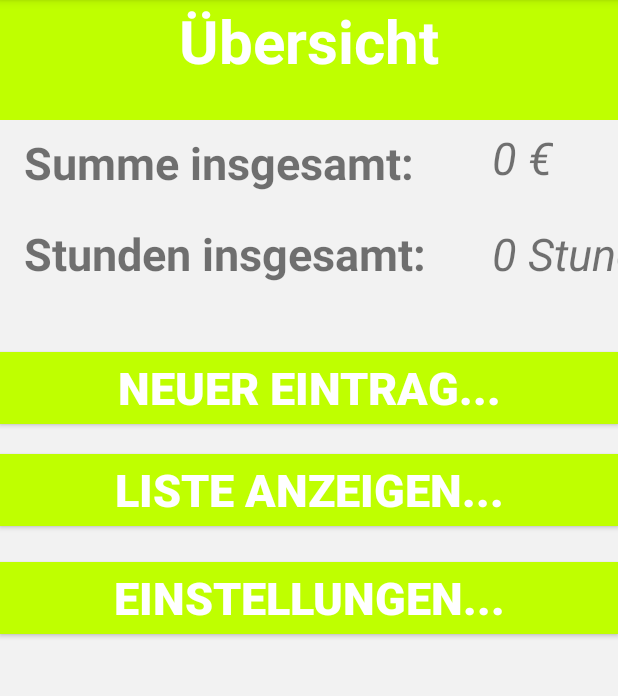
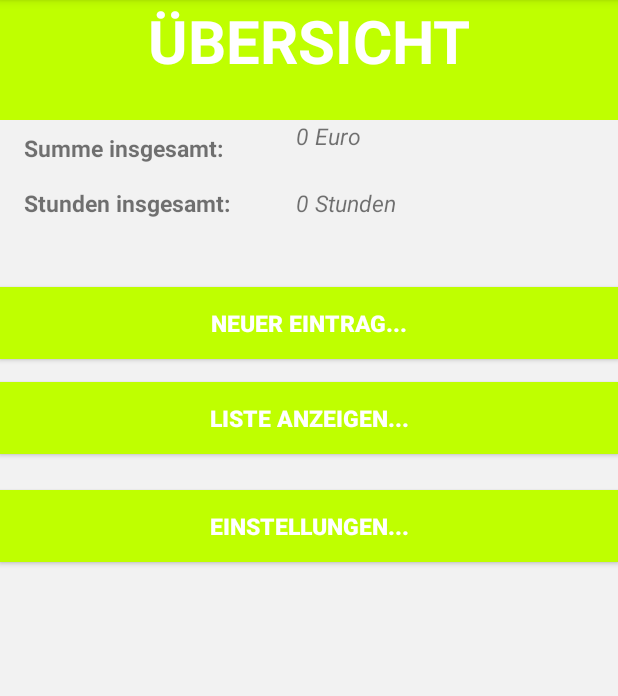
Before and after one commit to DLars/AbrechnungTrainerstunden, an Android app: the screen it shows after launch (MainActivity), on a phone screen of 412 x 824 dp, the part 84-780 px from its top. Run offline under Robolectric (Android 15) with nearby library versions, the phone set to English and light mode, and no system bars; our stand-ins replace Firebase (no records; nobody signed in at launch, a user with empty details on screens opened directly).

```diff
--- a/app/src/main/java/abrechnung/larsd/de/abrechnungtrainerstunden/MainActivity.java
+++ b/app/src/main/java/abrechnung/larsd/de/abrechnungtrainerstunden/MainActivity.java
@@ -10,6 +10,7 @@ import android.widget.Button;
 import android.widget.TextView;
 import android.widget.Toast;
 
+import com.google.firebase.FirebaseApiNotAvailableException;
 import com.google.firebase.database.DataSnapshot;
 import com.google.firebase.database.DatabaseError;
 import com.google.firebase.database.DatabaseReference;
@@ -27,6 +28,7 @@ public class MainActivity extends AppCompatActivity {
     protected void onCreate(Bundle savedInstanceState) {
         super.onCreate(savedInstanceState);
         setContentView(R.layout.activity_main);
+        initalisiere();
     }
 
     public void initalisiere() {
@@ -68,4 +70,6 @@ public class MainActivity extends AppCompatActivity {
         tv_stunden.setText(pref.getString("Stunden", "0 Stunden"));
         tv_summe.setText(pref.getString("Summe", "0 Euro"));
     }
+
+
 }
--- a/app/src/main/res/layout/activity_main.xml
+++ b/app/src/main/res/layout/activity_main.xml
@@ -19,14 +19,14 @@
             android:layout_width="match_parent"
             android:layout_height="80dp"
             android:background="@color/titelbg"
-            android:text="Übersicht"
+            android:text="ÜBERSICHT"
             android:textAlignment="center"
             android:textColor="@color/white"
             android:textSize="40dp"
             android:textStyle="bold"
-            app:layout_constraintTop_toTopOf="parent"
+            app:layout_constraintLeft_toLeftOf="parent"
             app:layout_constraintStart_toStartOf="parent"
-            app:layout_constraintLeft_toLeftOf="parent" />
+            app:layout_constraintTop_toTopOf="parent" />
 
         <TextView
             android:id="@+id/textView3"
@@ -36,7 +36,7 @@
             android:layout_marginStart="16dp"
             android:layout_marginTop="8dp"
             android:text="Summe insgesamt:"
-            android:textSize="30dp"
+            android:textSize="15dp"
             android:textStyle="bold"
             app:layout_constraintLeft_toLeftOf="parent"
             app:layout_constraintStart_toStartOf="parent"
@@ -46,9 +46,9 @@
             android:id="@+id/textView4"
             android:layout_width="wrap_content"
             android:layout_height="wrap_content"
-            android:layout_marginTop="20dp"
+            android:layout_marginTop="15dp"
             android:text="Stunden insgesamt:"
-            android:textSize="30dp"
+            android:textSize="15dp"
             android:textStyle="bold"
             app:layout_constraintLeft_toLeftOf="@+id/textView3"
             app:layout_constraintStart_toStartOf="@+id/textView3"
@@ -61,7 +61,7 @@
             android:layout_marginLeft="44dp"
             android:layout_marginStart="44dp"
             android:text="0 €"
-            android:textSize="30dp"
+            android:textSize="15dp"
             android:textStyle="italic"
             app:layout_constraintLeft_toRightOf="@+id/textView4"
             app:layout_constraintStart_toEndOf="@+id/textView4"
@@ -73,7 +73,7 @@
             android:layout_width="133dp"
             android:layout_height="48dp"
             android:text="0 Stunden"
-            android:textSize="30dp"
+            android:textSize="15dp"
             android:textStyle="italic"
             app:layout_constraintBaseline_toBaselineOf="@+id/textView4"
             app:layout_constraintBottom_toBottomOf="@+id/textView4"
@@ -88,7 +88,7 @@
             android:background="@color/titelbg"
             android:text="Einstellungen..."
             android:textColor="@color/white"
-            android:textSize="30dp"
+            android:textSize="15dp"
             android:textStyle="bold"
             app:layout_constraintStart_toStartOf="parent"
             app:layout_constraintTop_toBottomOf="@+id/btn_liste"
@@ -102,7 +102,7 @@
             android:background="@color/titelbg"
             android:text="neuer Eintrag..."
             android:textColor="@color/white"
-            android:textSize="30dp"
+            android:textSize="15dp"
             android:textStyle="bold"
             app:layout_constraintStart_toStartOf="parent"
             app:layout_constraintTop_toBottomOf="@+id/textView4"
@@ -112,9 +112,9 @@
             android:id="@+id/btn_liste"
             android:layout_width="match_parent"
             android:layout_height="wrap_content"
-            android:layout_marginTop="20dp"
+            android:layout_marginTop="15dp"
             android:text="Liste anzeigen..."
-            android:textSize="30dp"
+            android:textSize="15dp"
             android:textStyle="bold"
             android:textColor="@color/white"
             android:background="@color/titelbg"
```
Also changed, not shown: app/src/main/java/abrechnung/larsd/de/abrechnungtrainerstunden/Einheit.java (added, +25 -0 lines), app/src/main/java/abrechnung/larsd/de/abrechnungtrainerstunden/Neu.java (+12 -0 lines), app/src/main/res/layout/activity_neu.xml (+59 -1 lines), app/src/main/res/layout/activity_settings.xml (+33 -0 lines).
